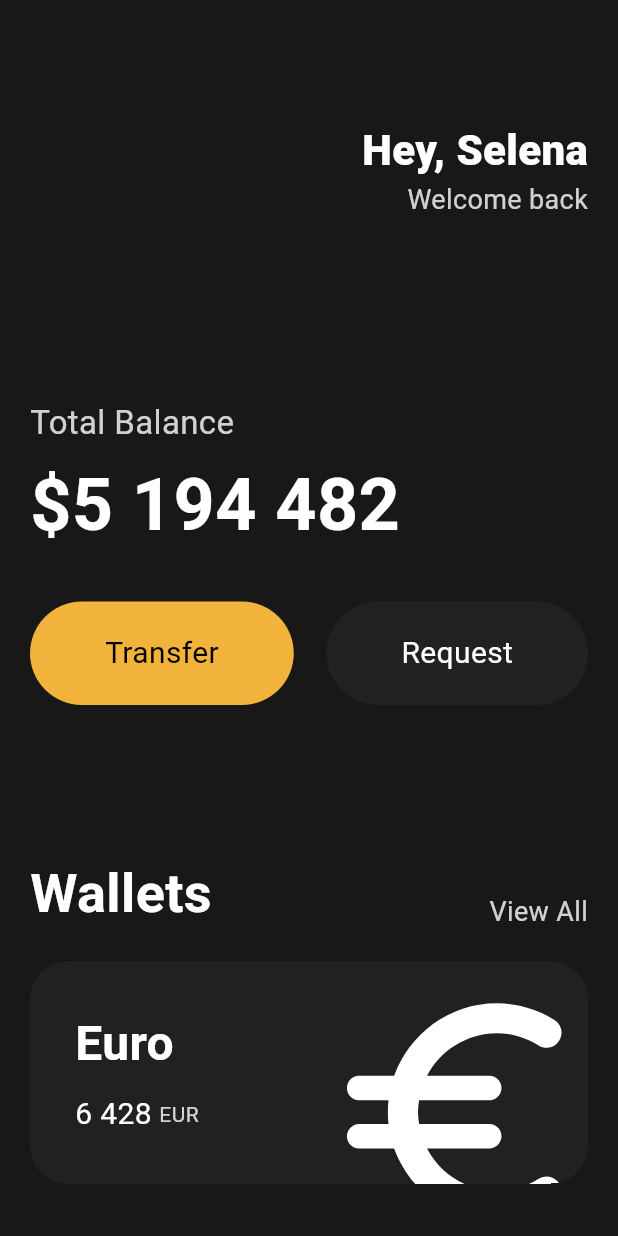
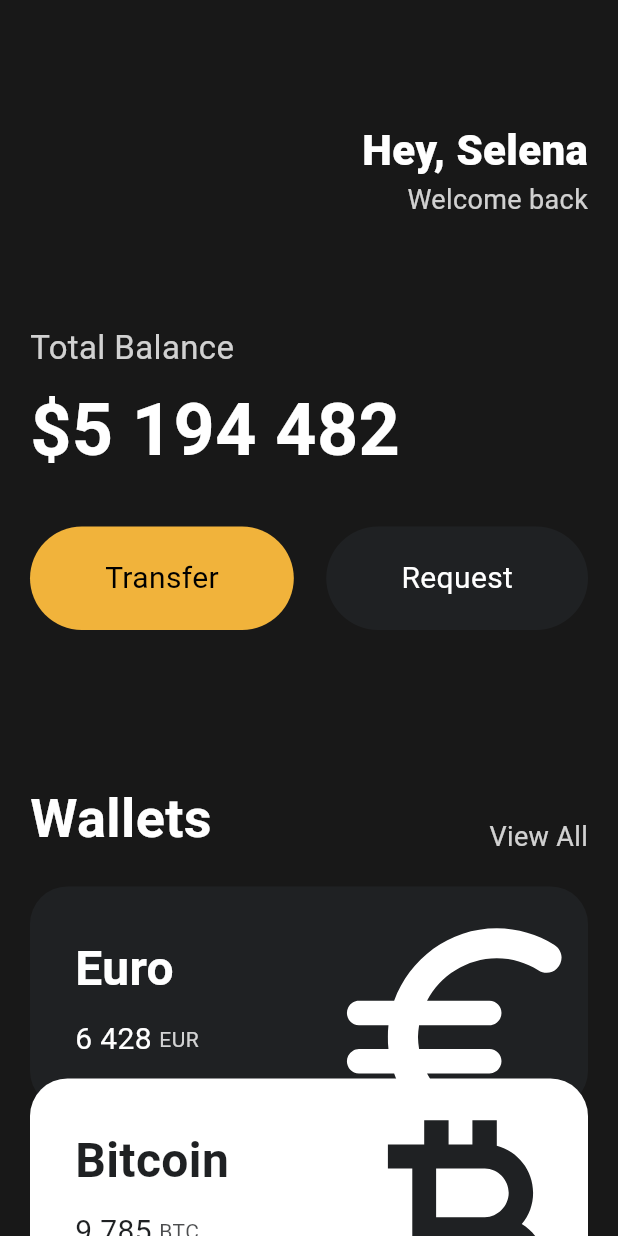
Before and after one commit to sky2000sh/toonflix, a Flutter app: the screen it shows after launch, on a phone screen of 412 x 824 dp. Run offline on Flutter 3.47's test engine with Material 3 defaults, Android fonts, the phone set to English and light mode, and no system bars.

Commit message:
editing a reapted widget cards on 250106

```diff
--- a/lib/main.dart
+++ b/lib/main.dart
@@ -1,6 +1,7 @@
 // import 'package:flutter/cupertino.dart';
 import 'package:flutter/material.dart';
 import 'package:toonflix/widgets/Button.dart';
+import 'package:toonflix/widgets/currency_card.dart';
 
 class Player {
   String name;
@@ -25,7 +26,8 @@ class App extends StatelessWidget {
       home: Scaffold(
         backgroundColor: const Color(0xFF181818),
         // Colors.black,
-        body: Padding(
+        body: SingleChildScrollView(
+          child: Padding(
             padding: const EdgeInsets.symmetric(horizontal: 20),
             //EdgeInsets.all(10)
             child: Column(
@@ -62,7 +64,7 @@ class App extends StatelessWidget {
 
                 // Total Balance 부분의 SizedBOx
                 const SizedBox(
-                height: 120,
+                  height: 70,
                 ),
                 Text(
                   'Total Balance',
@@ -131,71 +133,35 @@ class App extends StatelessWidget {
                 const SizedBox(
                   height: 20,
                 ),
-              Container(
-                clipBehavior: Clip.hardEdge,
-                decoration: BoxDecoration(
-                  color: const Color(0xFF1F2123),
-                  borderRadius: BorderRadius.circular(25),
+                const CurrencyCard(
+                  name: 'Euro',
+                  code: 'EUR',
+                  amount: '6 428',
+                  icon: Icons.euro_rounded,
+                  //isInverted: false,
+                  //offset: 0,
+                  order: 1,
                 ),
-                child: Padding(
-                  padding: const EdgeInsets.all(30),
-                  // EdgeInsets.symmetric(vertical: 20, horizontal: 20),
-                  child: Row(
-                    mainAxisAlignment: MainAxisAlignment.spaceBetween,
-                    children: [
-                      Column(
-                        crossAxisAlignment: CrossAxisAlignment.start,
-                        children: [
-                          const Text(
-                            'Euro',
-                            style: TextStyle(
-                              color: Colors.white,
-                              fontSize: 32,
-                              fontWeight: FontWeight.w600,
+                const CurrencyCard(
+                  name: 'Bitcoin',
+                  code: 'BTC',
+                  amount: '9 785',
+                  icon: Icons.currency_bitcoin,
+                  //isInverted: true,
+                  //offset: -20,
+                  order: 2,
                 ),
-                          ),
-                          const SizedBox(
-                            height: 10,
-                          ),
-                          Row(
-                            children: [
-                              const Text(
-                                '6 428',
-                                style: TextStyle(
-                                  color: Colors.white,
-                                  fontSize: 20,
-                                ),
-                              ),
-                              const SizedBox(
-                                width: 5,
-                              ),
-                              Text(
-                                'EUR',
-                                style: TextStyle(
-                                  color: Colors.white.withOpacity(0.8),
-                                  fontSize: 14,
-                                ),
+                const CurrencyCard(
+                  name: 'Dollar',
+                  code: 'USD',
+                  amount: '428',
+                  icon: Icons.attach_money_outlined,
+                  //isInverted: false,
+                  //offset: -40,
+                  order: 3,
                 ),
               ],
             ),
-                        ],
-                      ),
-                      Transform.scale(
-                        scale: 2.2,
-                        child: Transform.translate(
-                          offset: const Offset(-5, 12),
-                          child: const Icon(
-                            Icons.euro_rounded,
-                            color: Colors.white,
-                            size: 88,
-                          ),
-                        ),
-                      ),
-                    ],
-                  ),
-                ),
-              ),
-            ],
           ),
         ),
       ),
--- /dev/null
+++ b/lib/widgets/currency_card.dart
@@ -0,0 +1,99 @@
+import 'package:flutter/material.dart';
+
+class CurrencyCard extends StatelessWidget {
+  final String name, code, amount;
+  final IconData icon;
+  //final bool isInverted;
+  //final double offset;
+  final int order;
+
+  final _blackColor = const Color(0xFF1F2123);
+
+  const CurrencyCard({
+    super.key,
+    required this.name,
+    required this.code,
+    required this.amount,
+    required this.icon,
+    //required this.isInverted,
+    //required this.offset,
+    required this.order,
+  });
+
+  @override
+  Widget build(BuildContext context) {
+    return Transform.translate(
+      //offset: Offset(0, offset),
+      offset: Offset(0, -20 * (order - 1)),
+      child: Container(
+        clipBehavior: Clip.hardEdge,
+        decoration: BoxDecoration(
+          //color: isInverted ? Colors.white : _blackColor,
+          color: order % 2 == 0 ? Colors.white : _blackColor,
+          // const Color(0xFF1F2123),
+          borderRadius: BorderRadius.circular(25),
+        ),
+        child: Padding(
+          padding: const EdgeInsets.all(30),
+          // EdgeInsets.symmetric(vertical: 20, horizontal: 20),
+          child: Row(
+            mainAxisAlignment: MainAxisAlignment.spaceBetween,
+            children: [
+              Column(
+                crossAxisAlignment: CrossAxisAlignment.start,
+                children: [
+                  Text(
+                    name,
+                    style: TextStyle(
+                      color: order % 2 == 0 ? _blackColor : Colors.white,
+                      fontSize: 32,
+                      fontWeight: FontWeight.w600,
+                    ),
+                  ),
+                  const SizedBox(
+                    height: 10,
+                  ),
+                  Row(
+                    children: [
+                      Text(
+                        amount,
+                        style: TextStyle(
+                          color: order % 2 == 0 ? _blackColor : Colors.white,
+                          fontSize: 20,
+                        ),
+                      ),
+                      const SizedBox(
+                        width: 5,
+                      ),
+                      Text(
+                        code,
+                        style: TextStyle(
+                          color: order % 2 == 0
+                              ? _blackColor.withOpacity(0.8)
+                              : Colors.white.withOpacity(0.8),
+                          fontSize: 14,
+                        ),
+                      ),
+                    ],
+                  ),
+                ],
+              ),
+              Transform.scale(
+                scale: 2.2,
+                child: Transform.translate(
+                  offset: const Offset(-5, 12),
+                  child: Icon(
+                    //Icons.euro_rounded,
+                    icon,
+                    color: order % 2 == 0 ? _blackColor : Colors.white,
+                    size: 88,
+                  ),
+                ),
+              ),
+            ],
+          ),
+        ),
+      ),
+    );
+  }
+}
```
Lines whose indentation alone changed are shown as unchanged.
